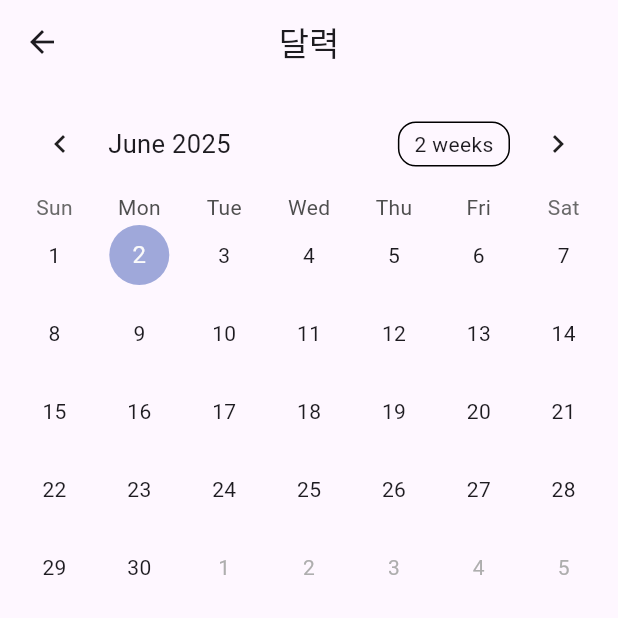
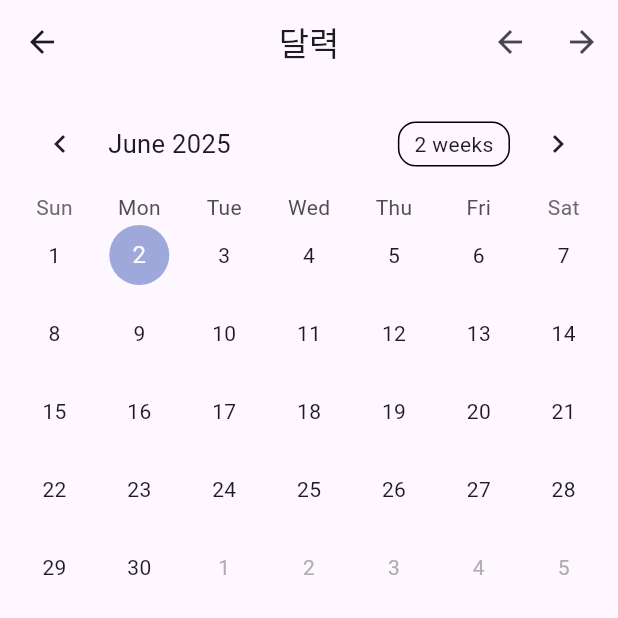
Before and after one commit to jinsung99123/travel_muse_app, a Flutter app: the CalendarPage screen opened directly, on a phone screen of 412 x 824 dp, the top half of it. Run offline on Flutter 3.47's test engine with Material 3 defaults, Android fonts, the phone set to English and light mode, and no system bars; drawn by our look-alikes of table_calendar; our stand-ins replace flutter_riverpod, go_router, google_generative_ai.

Commit message:
feat: 월 이동버튼 추가

```diff
--- a/lib/views/calendar/calendar_page.dart
+++ b/lib/views/calendar/calendar_page.dart
@@ -40,10 +40,35 @@ class _CalendarPageState extends State<CalendarPage> {
     return day == _startDay || day == _endDay;
   }
 
+  void _goToPreviousMonth() {
+    setState(() {
+      _focusedDay = DateTime(_focusedDay.year, _focusedDay.month - 1, 1);
+    });
+  }
+
+  void _goToNextMonth() {
+    setState(() {
+      _focusedDay = DateTime(_focusedDay.year, _focusedDay.month + 1, 1);
+    });
+  }
+
   @override
   Widget build(BuildContext context) {
     return Scaffold(
-      appBar: AppBar(title: Text('달력'), centerTitle: true),
+      appBar: AppBar(
+        title: Text('달력'),
+        centerTitle: true,
+        actions: [
+          IconButton(
+            icon: Icon(Icons.arrow_back),
+            onPressed: _goToPreviousMonth,
+          ),
+          IconButton(
+            icon: Icon(Icons.arrow_forward),
+            onPressed: _goToNextMonth,
+          ),
+        ],
+      ),
       body: Padding(
         padding: const EdgeInsets.all(8.0),
         child: TableCalendar(
```
